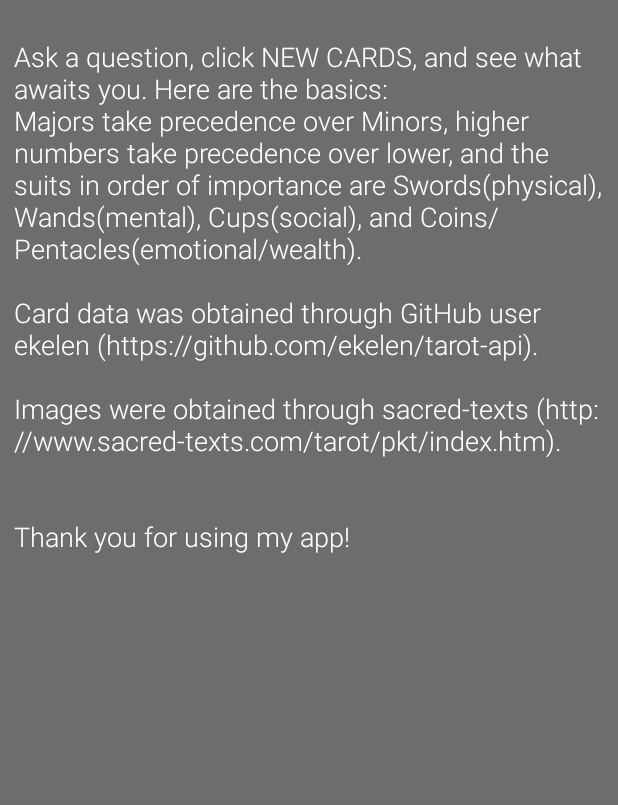
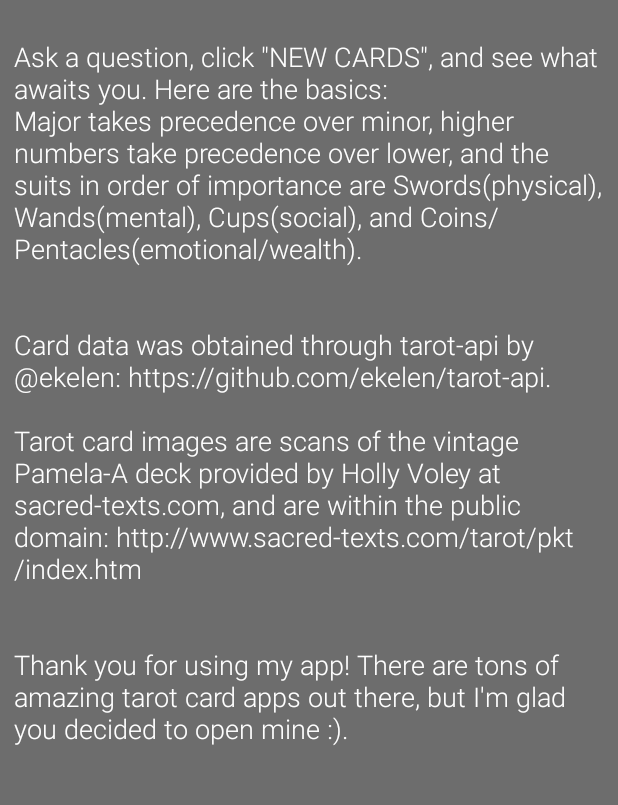
Before and after one commit to SpectralFergus/tarot, an Android app: the AboutActivity screen opened directly, with no data from a screen before it, on a phone screen of 412 x 824 dp, the part 240-1045 px from its top. Run offline under Robolectric (Android 15) with nearby library versions, the phone set to English and light mode, and no system bars.

Commit message:
Edited About page

```diff
--- a/app/src/main/res/values/strings.xml
+++ b/app/src/main/res/values/strings.xml
@@ -5,11 +5,13 @@
     <string name="reverse">Reverse:</string>
     <string name="card_content_description">Tarot card image</string>
     <string name="action_about">About</string>
-    <string name="about">Ask a question, click "NEW CARDS", and see what awaits you. Here are the basics:
-        \nMajors take precedence over Minors, higher numbers take precedence over lower, and the suits in order of importance
+    <string name="about">Ask a question, click \"NEW CARDS\", and see what awaits you. Here are the basics:
+        \nMajor takes precedence over minor, higher numbers take precedence over lower, and the suits in order of importance
         are Swords(physical), Wands(mental), Cups(social), and Coins/Pentacles(emotional/wealth).
-        \n\nCard data was obtained through GitHub user ekelen (https://github.com/ekelen/tarot-api).
-        \n\nImages were obtained through sacred-texts (http://www.sacred-texts.com/tarot/pkt/index.htm).
-        \n\n\nThank you for using my app!
+        \n
+        \n\nCard data was obtained through "tarot-api" by @ekelen: https://github.com/ekelen/tarot-api.
+        \n\nTarot card images are scans of the vintage "Pamela-A" deck provided by Holly Voley at sacred-texts.com, and are within the public domain: http://www.sacred-texts.com/tarot/pkt/index.htm
+
+        \n\n\nThank you for using my app! There are tons of amazing tarot card apps out there, but I\'m glad you decided to open mine :).
     </string>
 </resources>
```
